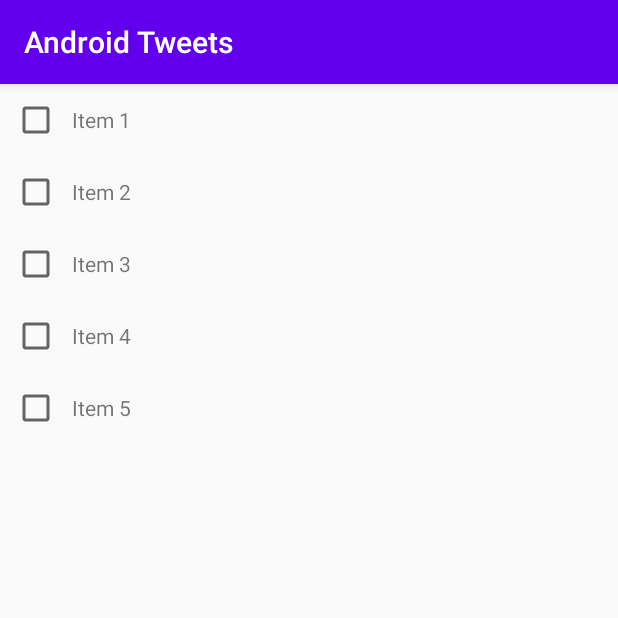
After one commit to GWU-CSCI-4237-Spring-2021/Android-Tweets, an Android app: the TweetsActivity screen opened directly, with no data from a screen before it, on a phone screen of 412 x 824 dp, the top half of it. The commit adds this screen. Run offline under Robolectric (Android 15) with nearby library versions, the phone set to English and light mode, and no system bars.

Commit message:
Lecture 4 - Examples of Primitive Ways of Rendering Lists

```diff
--- a/app/build.gradle
+++ b/app/build.gradle
@@ -30,6 +30,7 @@ dependencies {
     implementation 'androidx.core:core-ktx:1.3.2'
     implementation 'androidx.appcompat:appcompat:1.2.0'
     implementation 'androidx.constraintlayout:constraintlayout:2.0.4'
+    implementation "androidx.cardview:cardview:1.0.0"
     testImplementation 'junit:junit:4.12'
     androidTestImplementation 'androidx.test.ext:junit:1.1.2'
     androidTestImplementation 'androidx.test.espresso:espresso-core:3.3.0'
--- a/app/src/main/AndroidManifest.xml
+++ b/app/src/main/AndroidManifest.xml
@@ -16,6 +16,8 @@
                 <category android:name="android.intent.category.LAUNCHER" />
             </intent-filter>
         </activity>
+
+        <activity android:name=".TweetsActivity" />
     </application>
 
 </manifest>
--- /dev/null
+++ b/app/src/main/java/edu/gwu/androidtweets/TweetsActivity.kt
@@ -0,0 +1,90 @@
+package edu.gwu.androidtweets
+
+import android.os.Bundle
+import android.view.LayoutInflater
+import android.view.View
+import android.widget.CheckBox
+import android.widget.LinearLayout
+import android.widget.TextView
+import androidx.appcompat.app.AppCompatActivity
+import androidx.core.view.setPadding
+
+class TweetsActivity : AppCompatActivity() {
+
+    private lateinit var rootLayout: LinearLayout
+
+    override fun onCreate(savedInstanceState: Bundle?) {
+        super.onCreate(savedInstanceState)
+        setContentView(R.layout.activity_tweet)
+        rootLayout = findViewById(R.id.rootLayout)
+
+        // ... do some operation to retrieve data ...
+        val fakeData = listOf("Item 1", "Item 2", "Item 3", "Item 4", "Item 5")
+
+        fakeData.forEach{ data ->
+            val newRow = createListRowFromFile(data)
+            rootLayout.addView(newRow)
+        }
+    }
+
+    /**
+     * Programmatically creates rows
+     */
+    fun createListRow(itemLabel: String): View {
+        // Calculates 8dp in pixels, based on screen density, using a helper function
+        val dpToPx_8 = dpToPx(8.0f).toInt()
+
+        // Create horizontal LinearLayout
+        val linearLayout = LinearLayout(this)
+        linearLayout.orientation = LinearLayout.HORIZONTAL
+        linearLayout.layoutParams = LinearLayout.LayoutParams(
+            LinearLayout.LayoutParams.MATCH_PARENT, // Width
+            LinearLayout.LayoutParams.WRAP_CONTENT  // Height
+        )
+        linearLayout.setPadding(dpToPx_8)
+
+        // Create CheckBox
+        val checkBox = CheckBox(this)
+        checkBox.layoutParams = LinearLayout.LayoutParams(
+            LinearLayout.LayoutParams.WRAP_CONTENT, // Width
+            LinearLayout.LayoutParams.WRAP_CONTENT  // Height
+        )
+
+        // Create TextView
+        val textView = TextView(this)
+        val textViewLayoutParams = LinearLayout.LayoutParams(
+            LinearLayout.LayoutParams.WRAP_CONTENT, // Width
+            LinearLayout.LayoutParams.WRAP_CONTENT  // Height
+        )
+        textViewLayoutParams.marginStart = dpToPx_8
+        textView.layoutParams = textViewLayoutParams
+        textView.text = itemLabel
+
+        linearLayout.addView(checkBox)
+        linearLayout.addView(textView)
+
+        return linearLayout
+    }
+
+    /**
+     * Hybrid of using XML + code to generate rows
+     */
+    fun createListRowFromFile(itemLabel: String): View {
+        // A LayoutInflater is an object that "knows" how to read & parse XML layouts ("inflation")
+        val layoutInflater = LayoutInflater.from(this)
+
+        // Read the row from XML
+        val inflatedRow = layoutInflater.inflate(R.layout.row_selection, rootLayout, false)
+
+        // Set the correct text for the row item
+        val textView = inflatedRow.findViewById<TextView>(R.id.item)
+        textView.text = itemLabel
+
+        return inflatedRow
+    }
+
+
+    fun dpToPx(dp: Float): Float {
+        return dp * resources.displayMetrics.density
+    }
+}
--- /dev/null
+++ b/app/src/main/res/layout/activity_tweet.xml
@@ -0,0 +1,107 @@
+<?xml version="1.0" encoding="utf-8"?>
+<LinearLayout xmlns:android="http://schemas.android.com/apk/res/android"
+    android:id="@+id/rootLayout"
+    android:layout_width="match_parent"
+    android:layout_height="match_parent"
+    android:orientation="vertical">
+
+    <!-- Example of creating rows using repeated XML elements... -->
+    <!-- Commented out since the alternative version of doing this in code is in TweetsActivity too -->
+
+
+    <!--    <LinearLayout-->
+    <!--        android:layout_width="match_parent"-->
+    <!--        android:layout_height="wrap_content"-->
+    <!--        android:orientation="horizontal"-->
+    <!--        android:gravity="center_vertical"-->
+    <!--        android:padding="8dp">-->
+
+    <!--        <CheckBox-->
+    <!--            android:layout_width="wrap_content"-->
+    <!--            android:layout_height="wrap_content"/>-->
+
+    <!--        <TextView-->
+    <!--            android:layout_width="wrap_content"-->
+    <!--            android:layout_height="wrap_content"-->
+    <!--            android:layout_marginStart="8dp"-->
+    <!--            android:text="Item 1"/>-->
+
+    <!--    </LinearLayout>-->
+
+    <!--    <LinearLayout-->
+    <!--        android:layout_width="match_parent"-->
+    <!--        android:layout_height="wrap_content"-->
+    <!--        android:orientation="horizontal"-->
+    <!--        android:gravity="center_vertical"-->
+    <!--        android:padding="8dp">-->
+
+    <!--        <CheckBox-->
+    <!--            android:layout_width="wrap_content"-->
+    <!--            android:layout_height="wrap_content"/>-->
+
+    <!--        <TextView-->
+    <!--            android:layout_width="wrap_content"-->
+    <!--            android:layout_height="wrap_content"-->
+    <!--            android:layout_marginStart="8dp"-->
+    <!--            android:text="Item 2"/>-->
+
+    <!--    </LinearLayout>-->
+
+    <!--    <LinearLayout-->
+    <!--        android:layout_width="match_parent"-->
+    <!--        android:layout_height="wrap_content"-->
+    <!--        android:orientation="horizontal"-->
+    <!--        android:gravity="center_vertical"-->
+    <!--        android:padding="8dp">-->
+
+    <!--        <CheckBox-->
+    <!--            android:layout_width="wrap_content"-->
+    <!--            android:layout_height="wrap_content"/>-->
+
+    <!--        <TextView-->
+    <!--            android:layout_width="wrap_content"-->
+    <!--            android:layout_height="wrap_content"-->
+    <!--            android:layout_marginStart="8dp"-->
+    <!--            android:text="Item 3"/>-->
+
+    <!--    </LinearLayout>-->
+
+    <!--    <LinearLayout-->
+    <!--        android:layout_width="match_parent"-->
+    <!--        android:layout_height="wrap_content"-->
+    <!--        android:orientation="horizontal"-->
+    <!--        android:gravity="center_vertical"-->
+    <!--        android:padding="8dp">-->
+
+    <!--        <CheckBox-->
+    <!--            android:layout_width="wrap_content"-->
+    <!--            android:layout_height="wrap_content"/>-->
+
+    <!--        <TextView-->
+    <!--            android:layout_width="wrap_content"-->
+    <!--            android:layout_height="wrap_content"-->
+    <!--            android:layout_marginStart="8dp"-->
+    <!--            android:text="Item 4"/>-->
+
+    <!--    </LinearLayout>-->
+
+    <!--    <LinearLayout-->
+    <!--        android:layout_width="match_parent"-->
+    <!--        android:layout_height="wrap_content"-->
+    <!--        android:orientation="horizontal"-->
+    <!--        android:gravity="center_vertical"-->
+    <!--        android:padding="8dp">-->
+
+    <!--        <CheckBox-->
+    <!--            android:layout_width="wrap_content"-->
+    <!--            android:layout_height="wrap_content"/>-->
+
+    <!--        <TextView-->
+    <!--            android:layout_width="wrap_content"-->
+    <!--            android:layout_height="wrap_content"-->
+    <!--            android:layout_marginStart="8dp"-->
+    <!--            android:text="Item 5"/>-->
+
+    <!--    </LinearLayout>-->
+
+</LinearLayout>
--- /dev/null
+++ b/app/src/main/res/layout/row_selection.xml
@@ -0,0 +1,21 @@
+<?xml version="1.0" encoding="utf-8"?>
+<LinearLayout xmlns:android="http://schemas.android.com/apk/res/android"
+    android:layout_width="match_parent"
+    android:layout_height="wrap_content"
+    android:gravity="center_vertical"
+    android:orientation="horizontal"
+    android:padding="8dp">
+
+    <CheckBox
+        android:id="@+id/checkbox"
+        android:layout_width="wrap_content"
+        android:layout_height="wrap_content" />
+
+    <TextView
+        android:id="@+id/item"
+        android:layout_width="wrap_content"
+        android:layout_height="wrap_content"
+        android:layout_marginStart="8dp"
+        android:text="Item 1" />
+
+</LinearLayout>
```
Also changed, not shown: app/src/main/java/edu/gwu/androidtweets/MainActivity.kt (+26 -5 lines).
